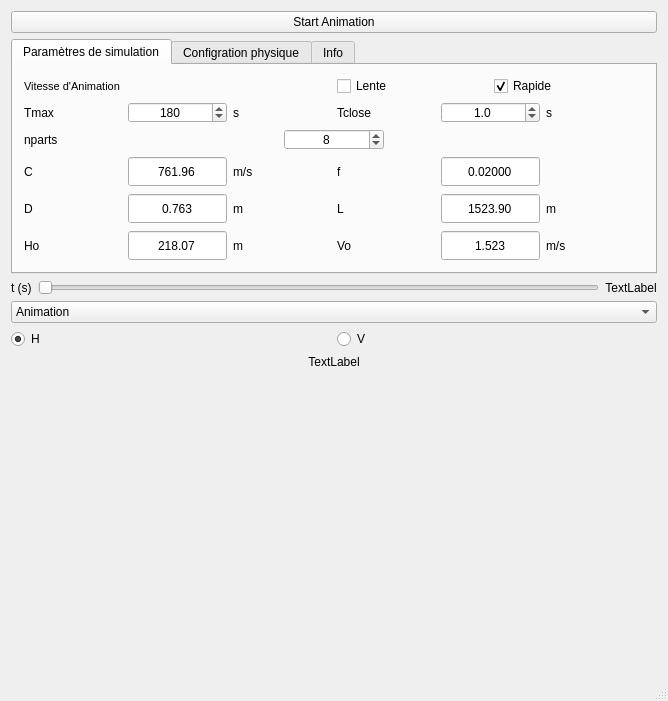
Before: the Qt Designer form src/water-hammer-simulation.ui in hafmed/water_hammer_simulation, drawn with Qt 5.
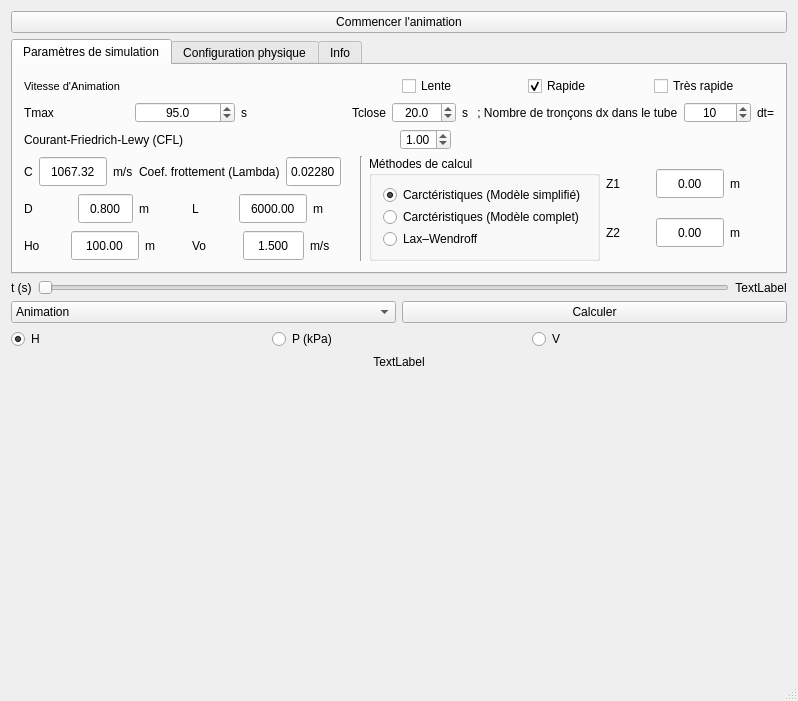
After: the same form once the commit is applied. Icons and pictures are not drawn. Custom widgets are drawn as their Qt base class.

The edit to the form file:
```diff
--- a/src/water-hammer-simulation.ui
+++ b/src/water-hammer-simulation.ui
@@ -6,7 +6,7 @@
    <rect>
     <x>0</x>
     <y>0</y>
-    <width>668</width>
+    <width>792</width>
     <height>701</height>
    </rect>
   </property>
@@ -27,7 +27,7 @@
     <item>
      <widget class="QPushButton" name="pushButton_StartAnimation">
       <property name="text">
-       <string>Start Animation</string>
+       <string>Commencer l'animation</string>
       </property>
      </widget>
     </item>
@@ -49,7 +49,7 @@
        <attribute name="title">
         <string>Paramètres de simulation</string>
        </attribute>
-       <layout class="QVBoxLayout" name="verticalLayout_4">
+       <layout class="QVBoxLayout" name="verticalLayout_8">
         <item>
          <layout class="QHBoxLayout" name="horizontalLayout_11">
           <item>
@@ -75,6 +75,9 @@
               <property name="autoExclusive">
                <bool>true</bool>
               </property>
+              <attribute name="buttonGroup">
+               <string notr="true">buttonGroup_2</string>
+              </attribute>
              </widget>
             </item>
             <item>
@@ -88,6 +91,25 @@
               <property name="autoExclusive">
                <bool>true</bool>
               </property>
+              <attribute name="buttonGroup">
+               <string notr="true">buttonGroup_2</string>
+              </attribute>
+             </widget>
+            </item>
+            <item>
+             <widget class="QCheckBox" name="checkBox_ViteseAnimRapideRapide">
+              <property name="text">
+               <string>Très rapide</string>
+              </property>
+              <property name="checked">
+               <bool>false</bool>
+              </property>
+              <property name="autoExclusive">
+               <bool>true</bool>
+              </property>
+              <attribute name="buttonGroup">
+               <string notr="true">buttonGroup_2</string>
+              </attribute>
              </widget>
             </item>
            </layout>
@@ -112,7 +134,7 @@
              </widget>
             </item>
             <item>
-             <widget class="QSpinBox" name="spinBox_tempsSimulation">
+             <widget class="QDoubleSpinBox" name="doubleSpinBox_tempsSimulation">
               <property name="maximumSize">
                <size>
                 <width>100</width>
@@ -125,14 +147,23 @@
               <property name="alignment">
                <set>Qt::AlignCenter</set>
               </property>
-              <property name="minimum">
+              <property name="keyboardTracking">
+               <bool>false</bool>
+              </property>
+              <property name="decimals">
                <number>1</number>
               </property>
+              <property name="minimum">
+               <double>0.100000000000000</double>
+              </property>
               <property name="maximum">
-               <number>3600000</number>
+               <double>36000.000000000000000</double>
+              </property>
+              <property name="singleStep">
+               <double>0.100000000000000</double>
               </property>
               <property name="value">
-               <number>180</number>
+               <double>95.000000000000000</double>
               </property>
              </widget>
             </item>
@@ -180,6 +211,9 @@
               <property name="alignment">
                <set>Qt::AlignCenter</set>
               </property>
+              <property name="keyboardTracking">
+               <bool>false</bool>
+              </property>
               <property name="decimals">
                <number>1</number>
               </property>
@@ -193,7 +227,7 @@
                <double>0.100000000000000</double>
               </property>
               <property name="value">
-               <double>1.000000000000000</double>
+               <double>20.000000000000000</double>
               </property>
              </widget>
             </item>
@@ -210,12 +244,6 @@
               </property>
              </widget>
             </item>
-           </layout>
-          </item>
-         </layout>
-        </item>
-        <item>
-         <layout class="QHBoxLayout" name="horizontalLayout_2">
           <item>
            <widget class="QLabel" name="label_3">
             <property name="maximumSize">
@@ -225,7 +253,7 @@
              </size>
             </property>
             <property name="text">
-             <string>nparts</string>
+               <string> ; Nombre de tronçons dx dans le tube</string>
             </property>
            </widget>
           </item>
@@ -243,6 +271,9 @@
             <property name="alignment">
              <set>Qt::AlignCenter</set>
             </property>
+              <property name="keyboardTracking">
+               <bool>false</bool>
+              </property>
             <property name="minimum">
              <number>1</number>
             </property>
@@ -250,12 +281,33 @@
              <number>100000</number>
             </property>
             <property name="value">
-             <number>8</number>
+               <number>10</number>
             </property>
            </widget>
           </item>
           <item>
-           <widget class="QLabel" name="label_12">
+             <widget class="QLabel" name="label_dt">
+              <property name="text">
+               <string>dt=</string>
+              </property>
+             </widget>
+            </item>
+           </layout>
+          </item>
+         </layout>
+        </item>
+        <item>
+         <layout class="QHBoxLayout" name="horizontalLayout_22">
+          <item>
+           <layout class="QHBoxLayout" name="horizontalLayout_17">
+            <item>
+             <widget class="QLabel" name="label_Cd">
+              <property name="minimumSize">
+               <size>
+                <width>370</width>
+                <height>0</height>
+               </size>
+              </property>
             <property name="maximumSize">
              <size>
               <width>16777215</width>
@@ -263,12 +315,68 @@
              </size>
             </property>
             <property name="text">
-             <string/>
-            </property>
-           </widget>
-          </item>
-         </layout>
-        </item>
+               <string>Courant-Friedrich-Lewy (CFL)</string>
+              </property>
+              <property name="wordWrap">
+               <bool>false</bool>
+              </property>
+             </widget>
+            </item>
+            <item>
+             <widget class="QDoubleSpinBox" name="doubleSpinBox_Cd">
+              <property name="maximumSize">
+               <size>
+                <width>100</width>
+                <height>21</height>
+               </size>
+              </property>
+              <property name="toolTip">
+               <string>&lt;html&gt;&lt;head/&gt;&lt;body&gt;&lt;p&gt;Condition de stabilité (Courant–Friedrichs–Levy) :&lt;/p&gt;&lt;p&gt;- pour MOC (Modèle simplifié) : CFL=C/(dx/dt)=1&lt;/p&gt;&lt;p&gt;- pour MOC (Modèle complet) : CFL=(C+Vo)/(dx/dt)&lt;/p&gt;&lt;p&gt;- pour Lax–Wendroff : CFL=C/(dx/dt)&lt;/p&gt;&lt;p&gt;CFL&amp;lt;1 donne &amp;quot;phénomène de diffusion de la méthode&amp;quot; ;&lt;/p&gt;&lt;p&gt;CFL&amp;gt;1 donne &amp;quot;Instabilité numérique de la méthode&amp;quot;.&lt;/p&gt;&lt;/body&gt;&lt;/html&gt;</string>
+              </property>
+              <property name="alignment">
+               <set>Qt::AlignCenter</set>
+              </property>
+              <property name="keyboardTracking">
+               <bool>false</bool>
+              </property>
+              <property name="decimals">
+               <number>2</number>
+              </property>
+              <property name="minimum">
+               <double>0.010000000000000</double>
+              </property>
+              <property name="maximum">
+               <double>5.000000000000000</double>
+              </property>
+              <property name="singleStep">
+               <double>0.010000000000000</double>
+              </property>
+              <property name="value">
+               <double>1.000000000000000</double>
+              </property>
+             </widget>
+            </item>
+            <item>
+             <spacer name="horizontalSpacer_2">
+              <property name="orientation">
+               <enum>Qt::Horizontal</enum>
+              </property>
+              <property name="sizeHint" stdset="0">
+               <size>
+                <width>40</width>
+                <height>20</height>
+               </size>
+              </property>
+             </spacer>
+            </item>
+           </layout>
+          </item>
+         </layout>
+        </item>
+        <item>
+         <layout class="QHBoxLayout" name="horizontalLayout_2">
+          <item>
+           <layout class="QVBoxLayout" name="verticalLayout_7">
         <item>
          <layout class="QHBoxLayout" name="horizontalLayout_7">
           <item>
@@ -301,7 +409,7 @@
                </size>
               </property>
               <property name="toolTip">
-               <string>La célérité  d'onde</string>
+                   <string>La célérité d'onde</string>
               </property>
               <property name="inputMethodHints">
                <set>Qt::ImhFormattedNumbersOnly|Qt::ImhPreferNumbers</set>
@@ -312,6 +420,9 @@
               <property name="buttonSymbols">
                <enum>QAbstractSpinBox::NoButtons</enum>
               </property>
+                  <property name="keyboardTracking">
+                   <bool>false</bool>
+                  </property>
               <property name="decimals">
                <number>2</number>
               </property>
@@ -325,7 +436,7 @@
                <double>0.000010000000000</double>
               </property>
               <property name="value">
-               <double>761.960000000000036</double>
+                   <double>1067.319999999999936</double>
               </property>
              </widget>
             </item>
@@ -349,7 +460,7 @@
             <item>
              <widget class="QLabel" name="label_51">
               <property name="text">
-               <string>f</string>
+                   <string>Coef. frottement (Lambda)</string>
               </property>
              </widget>
             </item>
@@ -362,7 +473,7 @@
                </size>
               </property>
               <property name="toolTip">
-               <string>Le coefficient de frottement de Dracy-Weisbach : Top=1/8.f.rol.V.abs(V)</string>
+                   <string>Le coefficient de frottement de Darcy-Weisbach : Top=1/8.Lambda.rol.V.abs(V)</string>
               </property>
               <property name="inputMethodHints">
                <set>Qt::ImhFormattedNumbersOnly|Qt::ImhPreferNumbers</set>
@@ -373,6 +484,9 @@
               <property name="buttonSymbols">
                <enum>QAbstractSpinBox::NoButtons</enum>
               </property>
+                  <property name="keyboardTracking">
+                   <bool>false</bool>
+                  </property>
               <property name="decimals">
                <number>5</number>
               </property>
@@ -386,7 +500,7 @@
                <double>0.000010000000000</double>
               </property>
               <property name="value">
-               <double>0.020000000000000</double>
+                   <double>0.022800000000000</double>
               </property>
              </widget>
             </item>
@@ -433,7 +547,7 @@
                </size>
               </property>
               <property name="toolTip">
-               <string>Le diamètre  de la conduite</string>
+                   <string>Le diamètre de la conduite</string>
               </property>
               <property name="inputMethodHints">
                <set>Qt::ImhFormattedNumbersOnly|Qt::ImhPreferNumbers</set>
@@ -444,6 +558,9 @@
               <property name="buttonSymbols">
                <enum>QAbstractSpinBox::NoButtons</enum>
               </property>
+                  <property name="keyboardTracking">
+                   <bool>false</bool>
+                  </property>
               <property name="decimals">
                <number>3</number>
               </property>
@@ -457,7 +574,7 @@
                <double>0.000010000000000</double>
               </property>
               <property name="value">
-               <double>0.763000000000000</double>
+                   <double>0.800000000000000</double>
               </property>
              </widget>
             </item>
@@ -494,7 +611,7 @@
                </size>
               </property>
               <property name="toolTip">
-               <string>La longueur  de la conduite</string>
+                   <string>La longueur de la conduite</string>
               </property>
               <property name="inputMethodHints">
                <set>Qt::ImhFormattedNumbersOnly|Qt::ImhPreferNumbers</set>
@@ -505,6 +622,9 @@
               <property name="buttonSymbols">
                <enum>QAbstractSpinBox::NoButtons</enum>
               </property>
+                  <property name="keyboardTracking">
+                   <bool>false</bool>
+                  </property>
               <property name="decimals">
                <number>2</number>
               </property>
@@ -518,7 +638,7 @@
                <double>0.000010000000000</double>
               </property>
               <property name="value">
-               <double>1523.900000000000091</double>
+                   <double>6000.000000000000000</double>
               </property>
              </widget>
             </item>
@@ -570,6 +690,9 @@
               <property name="buttonSymbols">
                <enum>QAbstractSpinBox::NoButtons</enum>
               </property>
+                  <property name="keyboardTracking">
+                   <bool>false</bool>
+                  </property>
               <property name="decimals">
                <number>2</number>
               </property>
@@ -583,7 +706,7 @@
                <double>0.000010000000000</double>
               </property>
               <property name="value">
-               <double>218.069999999999993</double>
+                   <double>100.000000000000000</double>
               </property>
              </widget>
             </item>
@@ -631,6 +754,9 @@
               <property name="buttonSymbols">
                <enum>QAbstractSpinBox::NoButtons</enum>
               </property>
+                  <property name="keyboardTracking">
+                   <bool>false</bool>
+                  </property>
               <property name="decimals">
                <number>3</number>
               </property>
@@ -644,7 +770,7 @@
                <double>0.000010000000000</double>
               </property>
               <property name="value">
-               <double>1.523000000000000</double>
+                   <double>1.500000000000000</double>
               </property>
              </widget>
             </item>
@@ -666,14 +792,205 @@
          </layout>
         </item>
        </layout>
+          </item>
+          <item>
+           <widget class="Line" name="line">
+            <property name="orientation">
+             <enum>Qt::Vertical</enum>
+            </property>
+           </widget>
+          </item>
+          <item>
+           <widget class="QGroupBox" name="groupBox">
+            <property name="title">
+             <string>Méthodes de calcul</string>
+            </property>
+            <layout class="QVBoxLayout" name="verticalLayout_9">
+             <item>
+              <widget class="QRadioButton" name="radioButton_M1">
+               <property name="text">
+                <string>Carctéristiques (Modèle simplifié)</string>
+               </property>
+               <property name="checked">
+                <bool>true</bool>
+               </property>
+              </widget>
+             </item>
+             <item>
+              <widget class="QRadioButton" name="radioButton_M2">
+               <property name="text">
+                <string>Carctéristiques (Modèle complet)</string>
+               </property>
+              </widget>
+             </item>
+             <item>
+              <widget class="QRadioButton" name="radioButton_M3">
+               <property name="text">
+                <string>Lax–Wendroff</string>
+               </property>
+               <property name="checked">
+                <bool>false</bool>
+               </property>
+              </widget>
+             </item>
+            </layout>
+           </widget>
+          </item>
+          <item>
+           <layout class="QVBoxLayout" name="verticalLayout_4">
+            <item>
+             <layout class="QHBoxLayout" name="horizontalLayout_23">
+              <item>
+               <widget class="QLabel" name="label_Z1">
+                <property name="text">
+                 <string>Z1</string>
+                </property>
+               </widget>
+              </item>
+              <item>
+               <widget class="QDoubleSpinBox" name="lineEdit_Z1">
+                <property name="minimumSize">
+                 <size>
+                  <width>0</width>
+                  <height>31</height>
+                 </size>
+                </property>
+                <property name="toolTip">
+                 <string>La longueur de la conduite</string>
+                </property>
+                <property name="inputMethodHints">
+                 <set>Qt::ImhFormattedNumbersOnly|Qt::ImhPreferNumbers</set>
+                </property>
+                <property name="alignment">
+                 <set>Qt::AlignCenter</set>
+                </property>
+                <property name="buttonSymbols">
+                 <enum>QAbstractSpinBox::NoButtons</enum>
+                </property>
+                <property name="keyboardTracking">
+                 <bool>false</bool>
+                </property>
+                <property name="decimals">
+                 <number>2</number>
+                </property>
+                <property name="minimum">
+                 <double>0.000000000000000</double>
+                </property>
+                <property name="maximum">
+                 <double>100000.000000000000000</double>
+                </property>
+                <property name="singleStep">
+                 <double>0.000010000000000</double>
+                </property>
+                <property name="value">
+                 <double>0.000000000000000</double>
+                </property>
+               </widget>
+              </item>
+              <item>
+               <widget class="QLabel" name="label_uZ1">
+                <property name="maximumSize">
+                 <size>
+                  <width>16777215</width>
+                  <height>21</height>
+                 </size>
+                </property>
+                <property name="text">
+                 <string>m</string>
+                </property>
+               </widget>
+              </item>
+             </layout>
+            </item>
+            <item>
+             <layout class="QHBoxLayout" name="horizontalLayout_24">
+              <item>
+               <widget class="QLabel" name="label_Z2">
+                <property name="text">
+                 <string>Z2</string>
+                </property>
+               </widget>
+              </item>
+              <item>
+               <widget class="QDoubleSpinBox" name="lineEdit_Z2">
+                <property name="minimumSize">
+                 <size>
+                  <width>0</width>
+                  <height>31</height>
+                 </size>
+                </property>
+                <property name="toolTip">
+                 <string>La longueur de la conduite</string>
+                </property>
+                <property name="inputMethodHints">
+                 <set>Qt::ImhFormattedNumbersOnly|Qt::ImhPreferNumbers</set>
+                </property>
+                <property name="alignment">
+                 <set>Qt::AlignCenter</set>
+                </property>
+                <property name="buttonSymbols">
+                 <enum>QAbstractSpinBox::NoButtons</enum>
+                </property>
+                <property name="keyboardTracking">
+                 <bool>false</bool>
+                </property>
+                <property name="decimals">
+                 <number>2</number>
+                </property>
+                <property name="minimum">
+                 <double>0.000000000000000</double>
+                </property>
+                <property name="maximum">
+                 <double>100000.000000000000000</double>
+                </property>
+                <property name="singleStep">
+                 <double>0.000010000000000</double>
+                </property>
+                <property name="value">
+                 <double>0.000000000000000</double>
+                </property>
+               </widget>
+              </item>
+              <item>
+               <widget class="QLabel" name="label_uZ2">
+                <property name="maximumSize">
+                 <size>
+                  <width>16777215</width>
+                  <height>21</height>
+                 </size>
+                </property>
+                <property name="text">
+                 <string>m</string>
+                </property>
+               </widget>
+              </item>
+             </layout>
+            </item>
+           </layout>
+          </item>
+         </layout>
+        </item>
+       </layout>
       </widget>
       <widget class="QWidget" name="tab_2">
        <attribute name="title">
-        <string>Configration physique</string>
+        <string>Configuration physique</string>
        </attribute>
        <layout class="QVBoxLayout" name="verticalLayout_5">
         <item>
          <widget class="QLabel" name="label_6">
+          <property name="minimumSize">
+           <size>
+            <width>750</width>
+            <height>200</height>
+           </size>
+          </property>
+          <property name="maximumSize">
+           <size>
+            <width>750</width>
+            <height>250</height>
+           </size>
+          </property>
           <property name="text">
            <string/>
           </property>
@@ -710,6 +1027,13 @@
             </property>
            </spacer>
           </item>
+          <item>
+           <widget class="QLabel" name="label_dimensionTab">
+            <property name="text">
+             <string>TextLabel</string>
+            </property>
+           </widget>
+          </item>
           <item>
            <widget class="QPushButton" name="pushButton_copy_table_in_Clipboard">
             <property name="text">
@@ -796,6 +1120,8 @@
      </layout>
     </item>
     <item>
+     <layout class="QHBoxLayout" name="horizontalLayout_15">
+      <item>
      <widget class="QComboBox" name="comboBox">
       <item>
        <property name="text">
@@ -810,6 +1136,15 @@
      </widget>
     </item>
     <item>
+       <widget class="QPushButton" name="pushButton_Calculer">
+        <property name="text">
+         <string>Calculer</string>
+        </property>
+       </widget>
+      </item>
+     </layout>
+    </item>
+    <item>
      <layout class="QHBoxLayout" name="horizontalLayout_13">
       <item>
        <widget class="QRadioButton" name="radioButton_H">
@@ -819,6 +1154,19 @@
         <property name="checked">
          <bool>true</bool>
         </property>
+        <attribute name="buttonGroup">
+         <string notr="true">buttonGroup</string>
+        </attribute>
+       </widget>
+      </item>
+      <item>
+       <widget class="QRadioButton" name="radioButton_p">
+        <property name="text">
+         <string>P (kPa)</string>
+        </property>
+        <attribute name="buttonGroup">
+         <string notr="true">buttonGroup</string>
+        </attribute>
        </widget>
       </item>
       <item>
@@ -826,6 +1174,9 @@
         <property name="text">
          <string>V</string>
         </property>
+        <attribute name="buttonGroup">
+         <string notr="true">buttonGroup</string>
+        </attribute>
        </widget>
       </item>
      </layout>
@@ -878,7 +1229,6 @@
    </layout>
    <zorder>stackedWidget</zorder>
    <zorder>pushButton_StartAnimation</zorder>
-   <zorder>comboBox</zorder>
    <zorder>label_TempsRetour</zorder>
    <zorder>tabWidget</zorder>
    <zorder></zorder>
```
Left out of the diff: 4 changed lines with no effect on the pictures. Lines whose indentation alone changed are shown as unchanged.
